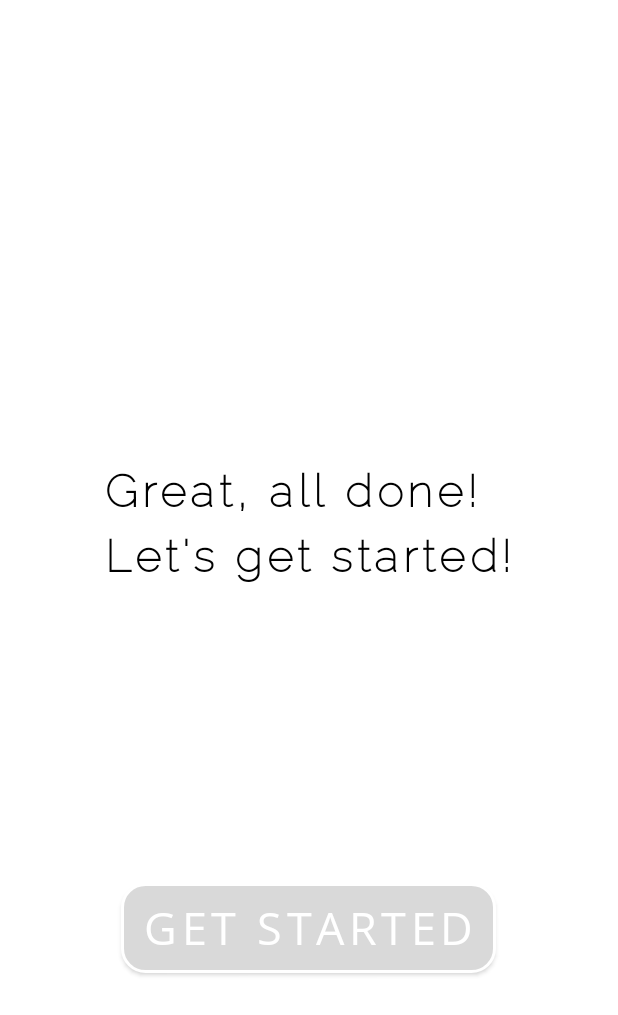
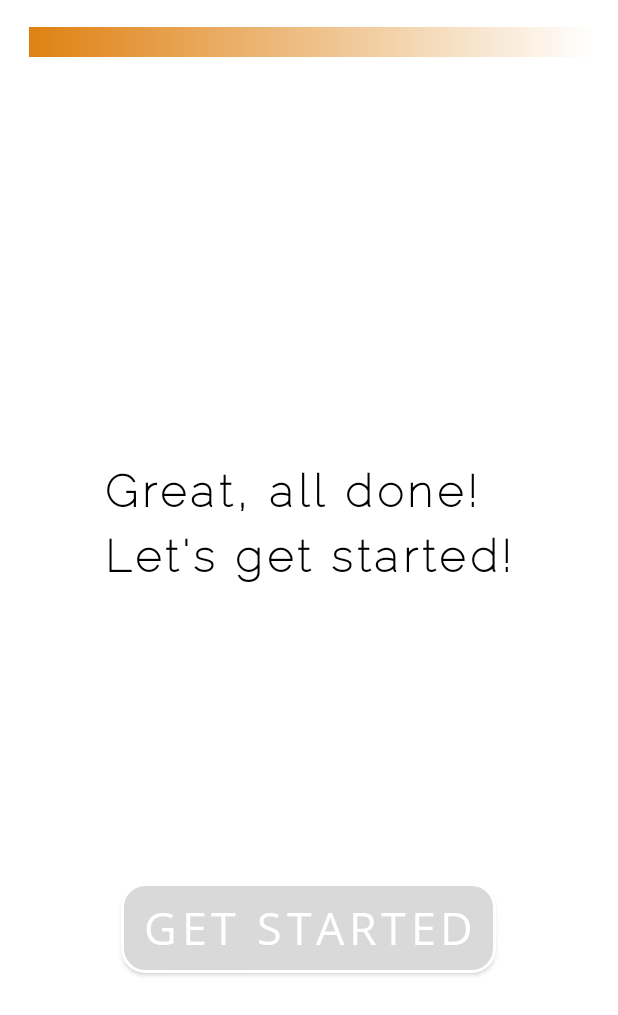
Before and after one commit to meteorsee/RecipeHeaven, an Android app: the SetupDone screen opened directly, with no data from a screen before it, on a phone screen of 412 x 824 dp. Shown: the top 1015 px of the screen. Run offline under Robolectric (Android 15) with nearby library versions, the phone set to English and light mode, and no system bars.

Commit message:
Recipe Heaven

```diff
--- a/app/src/main/res/layout/activity_setup_done.xml
+++ b/app/src/main/res/layout/activity_setup_done.xml
@@ -24,7 +24,7 @@
             android:layout_marginRight="15dp"
             android:indeterminate="false"
             android:max="3"
-            android:progress="0"
+            android:progress="3"
             android:progressDrawable="@drawable/progress_bar"
             android:visibility="visible" />
 
```
